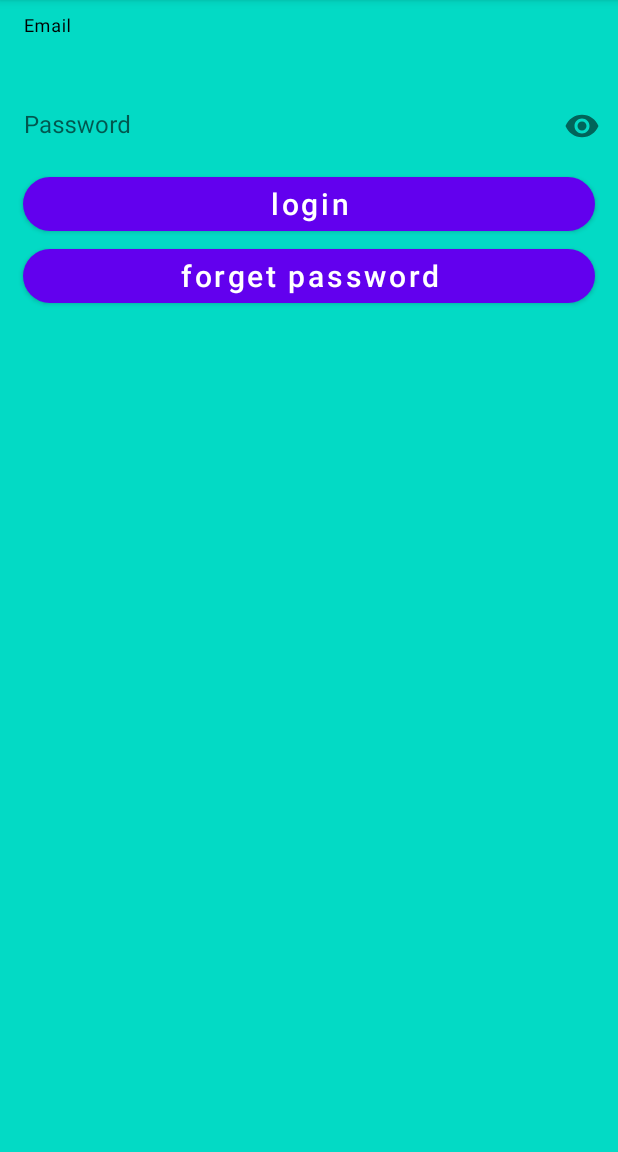
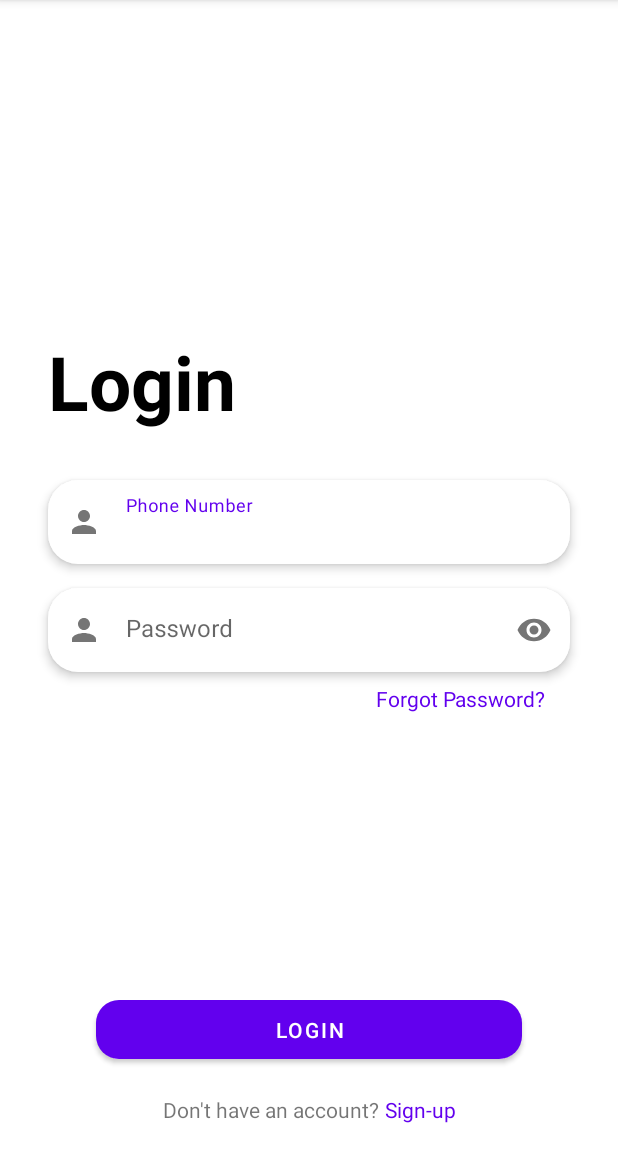
Before and after one commit to amirAHS2000/Pharmacy-Android, an Android app: the screen it shows after launch (PrepareActivity), on a phone screen of 412 x 824 dp, the part 84-1236 px from its top. Run offline under Robolectric (Android 15) with nearby library versions, the phone set to English and light mode, and no system bars; our stand-ins replace data binding.

Commit message:
login page has been redesigned

```diff
--- a/app/src/main/java/com/example/pharmacyapp/ui/prepare/login/LoginFragment.kt
+++ b/app/src/main/java/com/example/pharmacyapp/ui/prepare/login/LoginFragment.kt
@@ -38,8 +38,12 @@ class LoginFragment : Fragment() {
             (activity as PrepareActivity).navigateToAnotherActivity()
         }
 
-        binding.forgetPasswordButton.setOnClickListener {
+        binding.forgotPassword.setOnClickListener {
             findNavController().navigate(R.id.action_loginFragment_to_forgetPasswordFragment)
+        }
+
+        binding.signUpTexts.setOnClickListener {
+            findNavController().navigate(R.id.action_loginFragment_to_signUpFragment)
         }
 
         return binding.root
--- a/app/src/main/java/com/example/pharmacyapp/ui/prepare/login/LoginViewModel.kt
+++ b/app/src/main/java/com/example/pharmacyapp/ui/prepare/login/LoginViewModel.kt
@@ -2,6 +2,48 @@ package com.example.pharmacyapp.ui.prepare.login
 
 import android.app.Application
 import androidx.lifecycle.AndroidViewModel
+import androidx.lifecycle.LiveData
+import androidx.lifecycle.MutableLiveData
 
 class LoginViewModel(application: Application) : AndroidViewModel(application) {
+
+    private var _navigateToMain = MutableLiveData<Boolean?>()
+    val navigateToMain: LiveData<Boolean?>
+        get() = _navigateToMain
+
+    private var _navigateToForgotPassword = MutableLiveData<Boolean?>()
+    val navigateToForgotPassword: LiveData<Boolean?>
+        get() = _navigateToForgotPassword
+
+    private var _navigateToSignUp = MutableLiveData<Boolean?>()
+    val navigateToSignUp: LiveData<Boolean?>
+        get() = _navigateToSignUp
+
+    fun onLogin() {
+
+    }
+
+    fun onNavigateToMain(){
+        _navigateToMain.value = true
+    }
+
+    fun onNavigateToMainDone(){
+        _navigateToMain.value = null
+    }
+
+    fun onNavigateToForgetPassword(){
+        _navigateToForgotPassword.value = true
+    }
+
+    fun onNavigateToForgetPasswordDone(){
+        _navigateToForgotPassword.value = null
+    }
+
+    fun onNavigateToSignUp(){
+        _navigateToSignUp.value = true
+    }
+
+    fun onNavigateToSignUpDone(){
+        _navigateToSignUp.value = null
+    }
 }
--- /dev/null
+++ b/app/src/main/res/drawable/shape_rounded_corner.xml
@@ -0,0 +1,9 @@
+<?xml version="1.0" encoding="utf-8"?>
+<shape xmlns:android="http://schemas.android.com/apk/res/android"
+    android:shape="rectangle">
+
+    <corners android:radius="20dp"/>
+
+    <solid android:color="?colorOnPrimary" />
+
+</shape>
--- a/app/src/main/res/layout/fragment_login.xml
+++ b/app/src/main/res/layout/fragment_login.xml
@@ -1,6 +1,7 @@
 <?xml version="1.0" encoding="utf-8"?>
 <layout xmlns:android="http://schemas.android.com/apk/res/android"
-    xmlns:app="http://schemas.android.com/apk/res-auto">
+    xmlns:app="http://schemas.android.com/apk/res-auto"
+    xmlns:tools="http://schemas.android.com/tools">
 
     <data>
 
@@ -11,84 +12,134 @@
 
     <androidx.constraintlayout.widget.ConstraintLayout
         android:layout_width="match_parent"
-        android:layout_height="match_parent"
-        android:background="@color/teal_200">
+        android:layout_height="match_parent">
 
         <com.google.android.material.textfield.TextInputLayout
-            android:id="@+id/email_input_text_container"
-            android:layout_width="match_parent"
+            android:id="@+id/phoneInputLayout"
+            android:layout_width="0dp"
             android:layout_height="wrap_content"
-            android:background="@android:color/transparent"
-            android:hint="@string/prompt_email"
+            android:layout_marginStart="32dp"
+            android:layout_marginTop="8dp"
+            android:layout_marginEnd="32dp"
+            android:layout_marginBottom="8dp"
+            android:background="@drawable/shape_rounded_corner"
+            android:elevation="4dp"
             app:boxStrokeWidth="0dp"
             app:boxStrokeWidthFocused="0dp"
-            app:hintTextColor="@color/black"
+            app:layout_constraintBottom_toTopOf="@+id/passwordInputLayout"
             app:layout_constraintEnd_toEndOf="parent"
+            app:layout_constraintHorizontal_bias="0.5"
             app:layout_constraintStart_toStartOf="parent"
-            app:layout_constraintTop_toTopOf="parent">
+            app:layout_constraintTop_toTopOf="parent"
+            app:layout_constraintVertical_chainStyle="packed"
+            app:startIconDrawable="@drawable/ic_profile">
 
             <com.google.android.material.textfield.TextInputEditText
-                android:id="@+id/user_email_login"
                 android:layout_width="match_parent"
-                android:layout_height="match_parent"
+                android:layout_height="wrap_content"
                 android:background="@android:color/transparent"
-                android:inputType="textEmailAddress"
-                android:textColor="@color/black" />
-
+                android:hint="@string/phone_number"
+                android:inputType="phone" />
         </com.google.android.material.textfield.TextInputLayout>
 
         <com.google.android.material.textfield.TextInputLayout
-            android:id="@+id/password_input_text_container"
-            android:layout_width="match_parent"
+            android:id="@+id/passwordInputLayout"
+            android:layout_width="0dp"
             android:layout_height="wrap_content"
-            android:background="@android:color/transparent"
-            android:hint="@string/prompt_password"
+            android:layout_marginTop="8dp"
+            android:layout_marginBottom="8dp"
+            android:background="@drawable/shape_rounded_corner"
+            android:elevation="4dp"
             app:boxStrokeWidth="0dp"
             app:boxStrokeWidthFocused="0dp"
-            app:hintTextColor="@color/black"
-            app:layout_constraintEnd_toEndOf="parent"
-            app:layout_constraintStart_toStartOf="parent"
-            app:layout_constraintTop_toBottomOf="@+id/email_input_text_container"
-            app:passwordToggleEnabled="true">
+            app:layout_constraintBottom_toBottomOf="parent"
+            app:layout_constraintEnd_toEndOf="@+id/phoneInputLayout"
+            app:layout_constraintHorizontal_bias="0.5"
+            app:layout_constraintStart_toStartOf="@+id/phoneInputLayout"
+            app:layout_constraintTop_toBottomOf="@+id/phoneInputLayout"
+            app:passwordToggleEnabled="true"
+            app:startIconDrawable="@drawable/ic_profile">
 
             <com.google.android.material.textfield.TextInputEditText
-                android:id="@+id/user_password_login"
                 android:layout_width="match_parent"
-                android:layout_height="match_parent"
+                android:layout_height="wrap_content"
                 android:background="@android:color/transparent"
-                android:inputType="textPassword"
-                android:textColor="@color/black" />
-
+                android:hint="@string/password"
+                android:inputType="textPassword" />
         </com.google.android.material.textfield.TextInputLayout>
 
         <com.google.android.material.button.MaterialButton
-            android:id="@+id/login_button"
-            android:layout_width="match_parent"
+            android:id="@+id/loginButton"
+            android:layout_width="0dp"
             android:layout_height="wrap_content"
-            android:layout_marginStart="15dp"
-            android:layout_marginEnd="15dp"
-            android:text="@string/login_text_btn"
-            android:textAllCaps="false"
-            android:textColor="@color/white"
-            android:textSize="20sp"
-            app:cornerRadius="30dp"
+            android:layout_marginStart="32dp"
+            android:layout_marginEnd="32dp"
+            android:layout_marginBottom="4dp"
+            android:onClick="@{() -> viewModel.onNavigateToMain()}"
+            android:padding="10dp"
+            android:text="@string/login"
+            app:cornerRadius="15dp"
+            app:layout_constraintBottom_toTopOf="@+id/signUpTexts"
+            app:layout_constraintEnd_toEndOf="@+id/passwordInputLayout"
+            app:layout_constraintHorizontal_bias="0.0"
+            app:layout_constraintStart_toStartOf="@+id/passwordInputLayout" />
+
+        <TextView
+            android:id="@+id/forgotPassword"
+            android:layout_width="wrap_content"
+            android:layout_height="wrap_content"
+            android:layout_marginTop="8dp"
+            android:layout_marginEnd="16dp"
+            android:onClick="@{() -> viewModel.onNavigateToForgetPassword()}"
+            android:clickable="true"
+            android:focusable="true"
+            android:minHeight="48dp"
+            android:text="@string/forgot_password"
+            android:textColor="?colorPrimary"
+            app:layout_constraintEnd_toEndOf="@+id/passwordInputLayout"
+            app:layout_constraintTop_toBottomOf="@+id/passwordInputLayout" />
+
+        <LinearLayout
+            android:id="@+id/signUpTexts"
+            android:layout_width="wrap_content"
+            android:layout_height="wrap_content"
+            android:layout_marginBottom="4dp"
+            android:onClick="@{() -> viewModel.onNavigateToForgetPassword()}"
+            android:clickable="true"
+            android:focusable="true"
+            android:gravity="center"
+            android:minHeight="48dp"
+            android:orientation="horizontal"
+            app:layout_constraintBottom_toBottomOf="parent"
             app:layout_constraintEnd_toEndOf="parent"
-            app:layout_constraintStart_toStartOf="@id/password_input_text_container"
-            app:layout_constraintTop_toBottomOf="@id/password_input_text_container" />
+            app:layout_constraintStart_toStartOf="parent">
 
-        <com.google.android.material.button.MaterialButton
-            android:id="@+id/forget_password_button"
-            android:layout_width="match_parent"
+            <TextView
+                android:layout_width="wrap_content"
+                android:layout_height="wrap_content"
+                android:layout_marginEnd="4dp"
+                android:text="@string/don_t_have_an_account" />
+
+            <TextView
+                android:layout_width="wrap_content"
+                android:layout_height="wrap_content"
+                android:text="@string/sign_up"
+                android:textColor="?colorPrimary" />
+        </LinearLayout>
+
+        <TextView
+            android:id="@+id/textView"
+            android:layout_width="wrap_content"
             android:layout_height="wrap_content"
-            android:layout_marginStart="15dp"
-            android:layout_marginEnd="15dp"
-            android:text="@string/forget_password_text_btn"
-            android:textAllCaps="false"
-            android:textColor="@color/white"
-            android:textSize="20sp"
-            app:cornerRadius="30dp"
-            app:layout_constraintEnd_toEndOf="parent"
-            app:layout_constraintStart_toStartOf="parent"
-            app:layout_constraintTop_toBottomOf="@id/login_button" />
+            android:text="@string/login"
+            style="@style/TextAppearance.AppCompat.Headline"
+            android:textColor="?colorOnSurface"
+            android:textSize="50sp"
+            android:textStyle="bold"
+            android:layout_marginBottom="32dp"
+            app:layout_constraintBottom_toTopOf="@+id/phoneInputLayout"
+            app:layout_constraintStart_toStartOf="@+id/phoneInputLayout" />
+
+
     </androidx.constraintlayout.widget.ConstraintLayout>
 </layout>
--- a/app/src/main/res/navigation/prepare_nav_graph.xml
+++ b/app/src/main/res/navigation/prepare_nav_graph.xml
@@ -1,21 +1,27 @@
 <?xml version="1.0" encoding="utf-8"?>
 <navigation xmlns:android="http://schemas.android.com/apk/res/android"
     xmlns:app="http://schemas.android.com/apk/res-auto"
+    xmlns:tools="http://schemas.android.com/tools"
     android:id="@+id/prepare_nav_graph"
     app:startDestination="@id/loginFragment">
 
     <fragment
         android:id="@+id/loginFragment"
         android:name="com.example.pharmacyapp.ui.prepare.login.LoginFragment"
-        android:label="LoginFragment" >
+        android:label="LoginFragment"
+        tools:layout="@layout/fragment_login">
         <action
             android:id="@+id/action_loginFragment_to_forgetPasswordFragment"
             app:destination="@id/forgetPasswordFragment" />
+        <action
+            android:id="@+id/action_loginFragment_to_signUpFragment"
+            app:destination="@id/signUpFragment" />
     </fragment>
     <fragment
         android:id="@+id/forgetPasswordFragment"
         android:name="com.example.pharmacyapp.ui.prepare.forgetpassword.ForgetPasswordFragment"
-        android:label="ForgetPasswordFragment" >
+        android:label="ForgetPasswordFragment"
+        tools:layout="@layout/fragment_forget_password">
         <action
             android:id="@+id/action_forgetPasswordFragment_to_loginFragment"
             app:destination="@id/loginFragment" />
@@ -23,5 +29,6 @@
     <fragment
         android:id="@+id/signUpFragment"
         android:name="com.example.pharmacyapp.ui.prepare.signup.SignUpFragment"
-        android:label="SignUpFragment" />
+        android:label="SignUpFragment"
+        tools:layout="@layout/fragment_signup"/>
 </navigation>
--- a/app/src/main/res/values/strings.xml
+++ b/app/src/main/res/values/strings.xml
@@ -19,5 +19,10 @@
     <string name="firstname_text_hint">Firstname</string>
     <string name="lastname_text_hint">Lastname</string>
     <string name="sign_up_text_btn">sign up</string>
-
+    <string name="phone_number">Phone Number</string>
+    <string name="password">Password</string>
+    <string name="login">Login</string>
+    <string name="forgot_password">Forgot Password?</string>
+    <string name="don_t_have_an_account">Don\'t have an account?</string>
+    <string name="sign_up">Sign-up</string>
 </resources>
```
Also changed, not shown: app/src/main/java/com/example/pharmacyapp/ui/prepare/signup/SignUpFragment.kt (+4 -4 lines), app/src/main/res/layout/fragment_signup.xml (+62 -79 lines).
